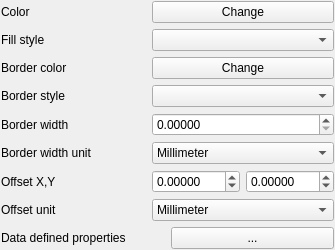
The window that src/ui/symbollayer/widget_simplefill.ui (carsmie/QGIS) describes before a commit, drawn with Qt 5.
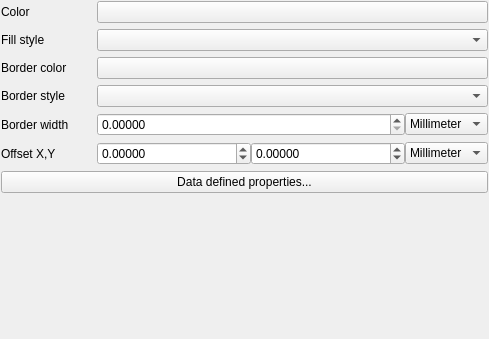
The same window after the commit. Custom widgets are drawn as their Qt base class.

Diff of the .ui file:
```diff
--- a/src/ui/symbollayer/widget_simplefill.ui
+++ b/src/ui/symbollayer/widget_simplefill.ui
@@ -6,21 +6,88 @@
    <rect>
     <x>0</x>
     <y>0</y>
-    <width>335</width>
-    <height>249</height>
+    <width>489</width>
+    <height>339</height>
    </rect>
   </property>
   <property name="windowTitle">
    <string>Form</string>
   </property>
-  <layout class="QVBoxLayout" name="verticalLayout">
+  <layout class="QFormLayout" name="formLayout_2">
+   <property name="fieldGrowthPolicy">
+    <enum>QFormLayout::AllNonFixedFieldsGrow</enum>
+   </property>
+   <property name="horizontalSpacing">
+    <number>28</number>
+   </property>
    <property name="margin">
     <number>1</number>
    </property>
-   <item>
-    <layout class="QGridLayout" name="gridLayout">
-     <item row="4" column="1">
+   <item row="0" column="0">
+    <widget class="QLabel" name="label">
+     <property name="text">
+      <string>Color</string>
+     </property>
+    </widget>
+   </item>
+   <item row="0" column="1">
+    <widget class="QgsColorButton" name="btnChangeColor">
+     <property name="text">
+      <string/>
+     </property>
+    </widget>
+   </item>
+   <item row="1" column="0">
+    <widget class="QLabel" name="label_2">
+     <property name="text">
+      <string>Fill style</string>
+     </property>
+    </widget>
+   </item>
+   <item row="1" column="1">
+    <widget class="QgsBrushStyleComboBox" name="cboFillStyle"/>
+   </item>
+   <item row="2" column="0">
+    <widget class="QLabel" name="label_3">
+     <property name="text">
+      <string>Border color</string>
+     </property>
+    </widget>
+   </item>
+   <item row="2" column="1">
+    <widget class="QgsColorButton" name="btnChangeBorderColor">
+     <property name="text">
+      <string/>
+     </property>
+    </widget>
+   </item>
+   <item row="3" column="0">
+    <widget class="QLabel" name="label_4">
+     <property name="text">
+      <string>Border style</string>
+     </property>
+    </widget>
+   </item>
+   <item row="3" column="1">
+    <widget class="QgsPenStyleComboBox" name="cboBorderStyle"/>
+   </item>
+   <item row="4" column="0">
+    <widget class="QLabel" name="label_5">
+     <property name="text">
+      <string>Border width</string>
+     </property>
+    </widget>
+   </item>
+   <item row="4" column="1">
+    <layout class="QHBoxLayout" name="horizontalLayout_3">
+     <item>
       <widget class="QDoubleSpinBox" name="spinBorderWidth">
+       <property name="sizePolicy">
+        <sizepolicy hsizetype="Minimum" vsizetype="Fixed">
+         <horstretch>1</horstretch>
+         <verstretch>0</verstretch>
+        </sizepolicy>
+       </property>
        <property name="decimals">
         <number>5</number>
        </property>
@@ -29,99 +96,7 @@
        </property>
       </widget>
      </item>
-     <item row="7" column="1">
-      <widget class="QComboBox" name="mOffsetUnitComboBox">
-       <item>
-        <property name="text">
-         <string>Millimeter</string>
-        </property>
-       </item>
-       <item>
-        <property name="text">
-         <string>Map unit</string>
-        </property>
-       </item>
-      </widget>
-     </item>
-     <item row="4" column="0">
-      <widget class="QLabel" name="label_5">
-       <property name="text">
-        <string>Border width</string>
-       </property>
-      </widget>
-     </item>
-     <item row="3" column="1">
-      <widget class="QgsPenStyleComboBox" name="cboBorderStyle"/>
-     </item>
-     <item row="1" column="0">
-      <widget class="QLabel" name="label_2">
-       <property name="text">
-        <string>Fill style</string>
-       </property>
-      </widget>
-     </item>
-     <item row="6" column="1">
-      <layout class="QHBoxLayout" name="horizontalLayout">
-       <item>
-        <widget class="QDoubleSpinBox" name="spinOffsetX">
-         <property name="decimals">
-          <number>5</number>
-         </property>
-         <property name="minimum">
-          <double>-999.000000000000000</double>
-         </property>
-         <property name="maximum">
-          <double>999.000000000000000</double>
-         </property>
-        </widget>
-       </item>
-       <item>
-        <widget class="QDoubleSpinBox" name="spinOffsetY">
-         <property name="decimals">
-          <number>5</number>
-         </property>
-         <property name="minimum">
-          <double>-999.000000000000000</double>
-         </property>
-         <property name="maximum">
-          <double>999.000000000000000</double>
-         </property>
-        </widget>
-       </item>
-      </layout>
-     </item>
-     <item row="7" column="0">
-      <widget class="QLabel" name="mOffsetUnitLabel">
-       <property name="text">
-        <string>Offset unit</string>
-       </property>
-      </widget>
-     </item>
-     <item row="2" column="0">
-      <widget class="QLabel" name="label_3">
-       <property name="text">
-        <string>Border color</string>
-       </property>
-      </widget>
-     </item>
-     <item row="5" column="0">
-      <widget class="QLabel" name="mBorderWidthUnitLabel">
-       <property name="text">
-        <string>Border width unit</string>
-       </property>
-      </widget>
-     </item>
-     <item row="0" column="0">
-      <widget class="QLabel" name="label">
-       <property name="text">
-        <string>Color</string>
-       </property>
-      </widget>
-     </item>
-     <item row="1" column="1">
-      <widget class="QgsBrushStyleComboBox" name="cboFillStyle"/>
-     </item>
-     <item row="5" column="1">
+     <item>
       <widget class="QComboBox" name="mBorderWidthUnitComboBox">
        <item>
         <property name="text">
@@ -135,72 +110,83 @@
        </item>
       </widget>
      </item>
-     <item row="3" column="0">
-      <widget class="QLabel" name="label_4">
-       <property name="text">
-        <string>Border style</string>
+    </layout>
+   </item>
+   <item row="5" column="0">
+    <widget class="QLabel" name="label_6">
+     <property name="text">
+      <string>Offset X,Y</string>
+     </property>
+    </widget>
+   </item>
+   <item row="5" column="1">
+    <layout class="QHBoxLayout" name="horizontalLayout">
+     <item>
+      <widget class="QDoubleSpinBox" name="spinOffsetX">
+       <property name="sizePolicy">
+        <sizepolicy hsizetype="Minimum" vsizetype="Fixed">
+         <horstretch>1</horstretch>
+         <verstretch>0</verstretch>
+        </sizepolicy>
        </property>
-      </widget>
-     </item>
-     <item row="2" column="1">
-      <widget class="QgsColorButton" name="btnChangeBorderColor">
-       <property name="text">
-        <string>Change</string>
+       <property name="decimals">
+        <number>5</number>
        </property>
-      </widget>
-     </item>
-     <item row="0" column="1">
-      <widget class="QgsColorButton" name="btnChangeColor">
-       <property name="text">
-        <string>Change</string>
+       <property name="minimum">
+        <double>-999.000000000000000</double>
        </property>
-      </widget>
-     </item>
-     <item row="6" column="0">
-      <widget class="QLabel" name="label_6">
-       <property name="text">
-        <string>Offset X,Y</string>
+       <property name="maximum">
+        <double>999.000000000000000</double>
        </property>
       </widget>
      </item>
-    </layout>
-   </item>
-   <item>
-    <layout class="QHBoxLayout" name="horizontalLayout_3">
      <item>
-      <widget class="QLabel" name="mDataDefinedPropertiesLabel">
-       <property name="text">
-        <string>Data defined properties</string>
-       </property>
-      </widget>
-     </item>
-     <item>
-      <widget class="QPushButton" name="mDataDefinedPropertiesButton">
+      <widget class="QDoubleSpinBox" name="spinOffsetY">
        <property name="sizePolicy">
         <sizepolicy hsizetype="Minimum" vsizetype="Fixed">
-         <horstretch>0</horstretch>
+         <horstretch>1</horstretch>
          <verstretch>0</verstretch>
         </sizepolicy>
        </property>
-       <property name="text">
-        <string>...</string>
+       <property name="decimals">
+        <number>5</number>
        </property>
+       <property name="minimum">
+        <double>-999.000000000000000</double>
+       </property>
+       <property name="maximum">
+        <double>999.000000000000000</double>
+       </property>
       </widget>
      </item>
+     <item>
+      <widget class="QComboBox" name="mOffsetUnitComboBox">
+       <item>
+        <property name="text">
+         <string>Millimeter</string>
+        </property>
+       </item>
+       <item>
+        <property name="text">
+         <string>Map unit</string>
+        </property>
+       </item>
+      </widget>
+     </item>
     </layout>
    </item>
-   <item>
-    <spacer>
-     <property name="orientation">
-      <enum>Qt::Vertical</enum>
+   <item row="6" column="0" colspan="2">
+    <widget class="QPushButton" name="mDataDefinedPropertiesButton">
+     <property name="sizePolicy">
+      <sizepolicy hsizetype="Minimum" vsizetype="Fixed">
+       <horstretch>0</horstretch>
+       <verstretch>0</verstretch>
+      </sizepolicy>
      </property>
-     <property name="sizeHint" stdset="0">
-      <size>
-       <width>244</width>
-       <height>21</height>
-      </size>
+     <property name="text">
+      <string>Data defined properties...</string>
      </property>
-    </spacer>
+    </widget>
    </item>
   </layout>
  </widget>
```
Left out of the diff: 7 changed lines with no effect on the pictures.
